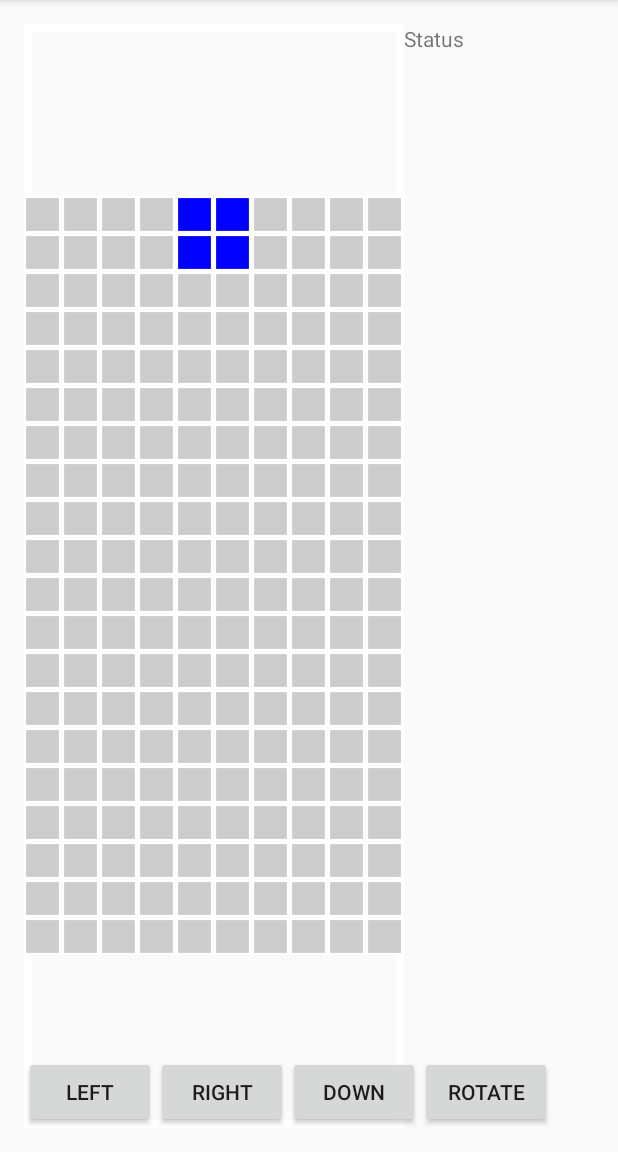
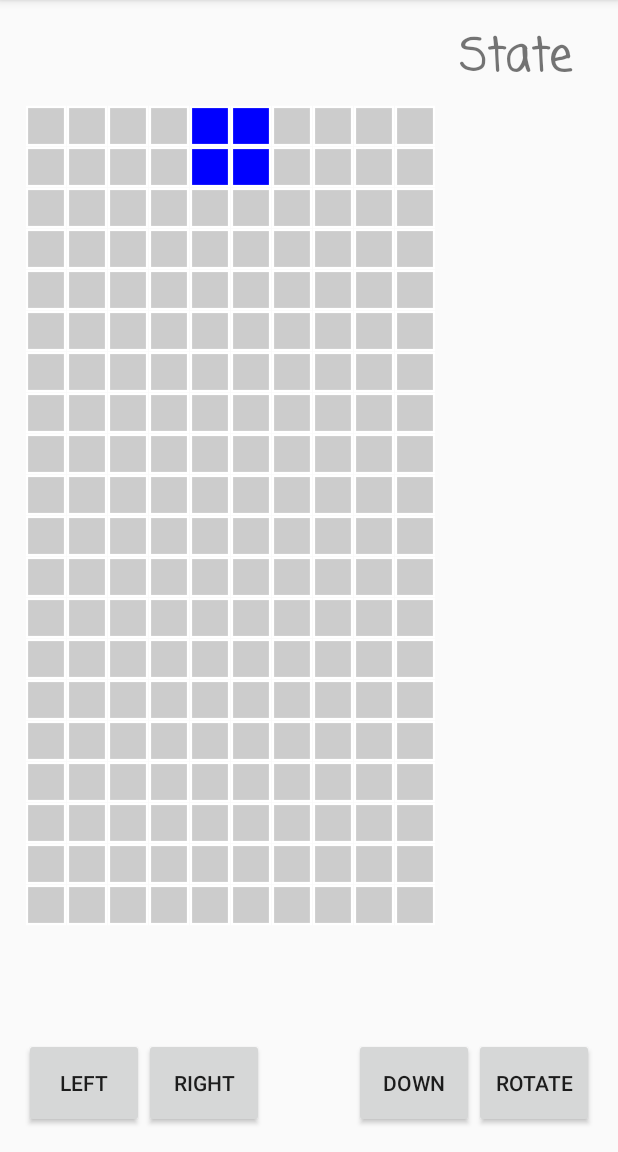
Before and after one commit to rus13/Tetris, an Android app: the screen it shows after launch (TetrisActivity), on a phone screen of 412 x 824 dp, the part 84-1236 px from its top. Run offline under Robolectric (Android 15) with nearby library versions, the phone set to English and light mode, and no system bars.

Commit message:
updated layout

```diff
--- a/app/src/main/res/layout/activity_main.xml
+++ b/app/src/main/res/layout/activity_main.xml
@@ -1,5 +1,5 @@
 <?xml version="1.0" encoding="utf-8"?>
-<RelativeLayout xmlns:android="http://schemas.android.com/apk/res/android"
+<LinearLayout xmlns:android="http://schemas.android.com/apk/res/android"
     xmlns:tetris="http://schemas.android.com/apk/res-auto"
     xmlns:tools="http://schemas.android.com/tools"
     android:layout_width="match_parent"
@@ -8,62 +8,76 @@
     android:paddingLeft="@dimen/activity_horizontal_margin"
     android:paddingRight="@dimen/activity_horizontal_margin"
     android:paddingTop="@dimen/activity_vertical_margin"
+    android:orientation="vertical"
     tools:context=".TetrisActivity">
 
     <LinearLayout
         android:id="@+id/grid"
         android:layout_width="match_parent"
         android:layout_height="wrap_content"
-        android:layout_alignParentTop="true"
-        android:orientation="horizontal">
+        android:orientation="horizontal"
+        android:layout_weight="3"
+        android:paddingBottom="20dp">
+
         <com.ruslan.tetris.TetrisView
             android:id="@+id/tetris_view"
             android:layout_width="match_parent"
             android:layout_height="wrap_content"
-            android:layout_weight="1"
-            android:paddingBottom="40dp"
-            android:background="@drawable/border"
-            tetris:blocksX="10"
-            tetris:blocksY="20" />
+            android:layout_weight="1.5"
+            tetris:blocksX="@integer/blocksX"
+            tetris:blocksY="@integer/blocksY"/>
 
         <TextView
             android:layout_width="match_parent"
             android:layout_height="wrap_content"
-            android:layout_weight="2"
-            android:text="@string/status">
+            android:layout_weight="4"
+            android:gravity="center"
+            android:fontFamily="casual"
+            android:textSize="30sp"
+            android:textStyle="bold"
+            android:text="@string/state">
         </TextView>
     </LinearLayout>
 
-    <LinearLayout
+    <RelativeLayout
         android:id="@+id/buttons"
         android:layout_width="wrap_content"
         android:layout_height="wrap_content"
-        android:minHeight="80dp"
-        android:layout_alignParentBottom="true"
-        android:gravity="bottom">
-
+        android:layout_weight="1">
         <Button
             android:id="@+id/button_left"
             android:layout_width="wrap_content"
             android:layout_height="wrap_content"
+            android:minHeight="80dp"
+            android:minWidth="80dp"
+            android:layout_alignParentLeft="true"
             android:text="@string/button_left" />
 
         <Button
             android:id="@+id/button_right"
             android:layout_width="wrap_content"
             android:layout_height="wrap_content"
+            android:minHeight="80dp"
+            android:minWidth="80dp"
+            android:layout_toRightOf="@id/button_left"
             android:text="@string/button_right" />
+
+        <Button
+            android:id="@+id/button_rotate"
+            android:layout_width="wrap_content"
+            android:layout_height="wrap_content"
+            android:minHeight="80dp"
+            android:minWidth="80dp"
+            android:layout_alignParentRight="true"
+            android:text="@string/button_rotate" />
 
         <Button
             android:id="@+id/button_down"
             android:layout_width="wrap_content"
             android:layout_height="wrap_content"
+            android:minHeight="80dp"
+            android:minWidth="80dp"
+            android:layout_toLeftOf="@id/button_rotate"
             android:text="@string/button_down" />
-
-        <Button
-            android:id="@+id/button_rotate"
-            android:layout_width="wrap_content"
-            android:layout_height="wrap_content"
-            android:text="@string/button_rotate" />
-    </LinearLayout>
-</RelativeLayout>
+    </RelativeLayout>
+</LinearLayout>
--- a/app/src/main/res/values/strings.xml
+++ b/app/src/main/res/values/strings.xml
@@ -1,9 +1,12 @@
 <resources>
     <string name="hallo">Hallo Welt!</string>
-    <string name="status">Status</string>
+    <string name="state">State</string>
     <string name="app_name">Tetris</string>
     <string name="button_left">Left</string>
     <string name="button_right">Right</string>
     <string name="button_down">Down</string>
     <string name="button_rotate">Rotate</string>
+
+    <integer name="blocksX">10</integer>
+    <integer name="blocksY">20</integer>
 </resources>
```
